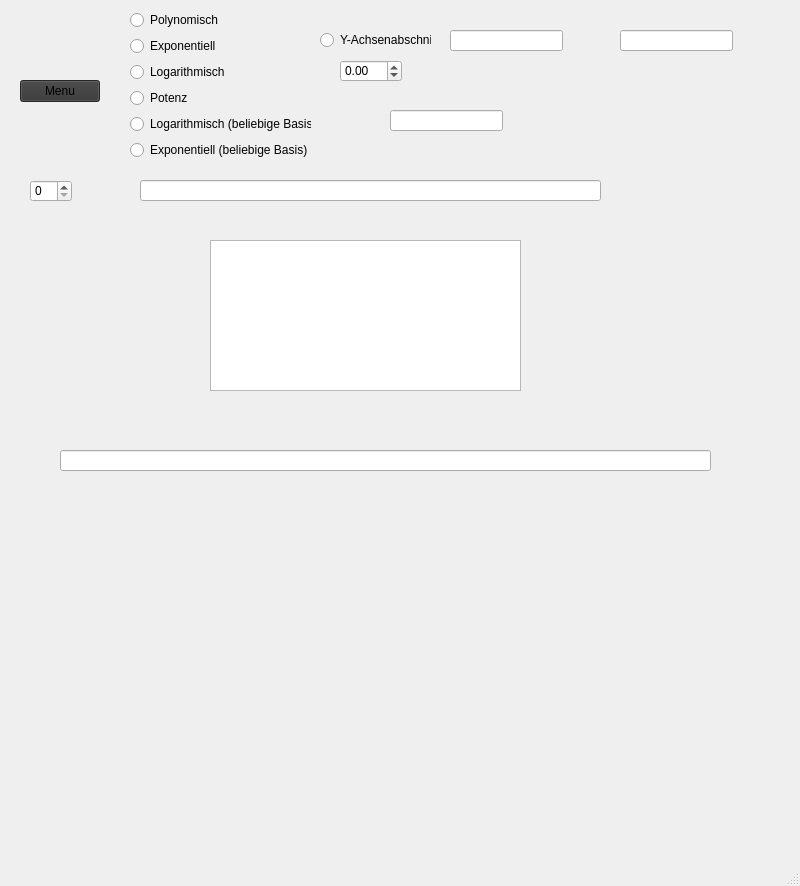
Before: the Qt Designer form regression.ui in FelixMaetzler/Taschenrechner, drawn with Qt 5.
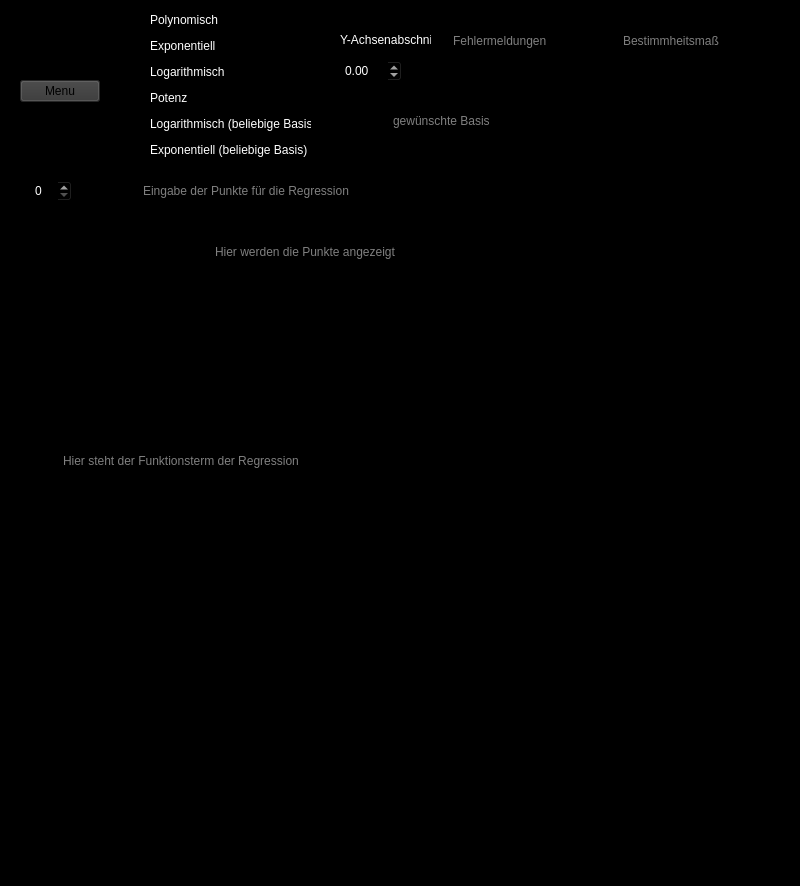
After: the same form once the commit is applied. Custom widgets are drawn as their Qt base class.

Commit message: Regression schön gemacht

The edit to the form file:
```diff
--- a/regression.ui
+++ b/regression.ui
@@ -13,6 +13,9 @@
   <property name="windowTitle">
    <string>MainWindow</string>
   </property>
+  <property name="styleSheet">
+   <string notr="true">background:black</string>
+  </property>
   <widget class="QWidget" name="centralwidget">
    <widget class="QPushButton" name="ButtonMenu">
     <property name="geometry">
@@ -42,6 +45,15 @@
       <height>21</height>
      </rect>
     </property>
+    <property name="toolTip">
+     <string>&lt;html&gt;&lt;head/&gt;&lt;body&gt;&lt;p&gt;&lt;span style=&quot; color:#000000;&quot;&gt;hier werden die Punkte eingegeben.&lt;/span&gt;&lt;/p&gt;&lt;p&gt;&lt;span style=&quot; color:#000000;&quot;&gt;&lt;br/&gt;&lt;/span&gt;&lt;/p&gt;&lt;p&gt;&lt;span style=&quot; color:#000000;&quot;&gt;Diese müssen folgendermaßen eingegeben werden:&lt;/span&gt;&lt;/p&gt;&lt;p&gt;&lt;span style=&quot; color:#000000;&quot;&gt;&lt;br/&gt;&lt;/span&gt;&lt;/p&gt;&lt;p&gt;&lt;span style=&quot; color:#000000;&quot;&gt;x1,y1;x2,y2;x3,y3&lt;/span&gt;&lt;/p&gt;&lt;/body&gt;&lt;/html&gt;</string>
+    </property>
+    <property name="styleSheet">
+     <string notr="true">color:white</string>
+    </property>
+    <property name="placeholderText">
+     <string>Eingabe der Punkte für die Regression</string>
+    </property>
    </widget>
    <widget class="QSpinBox" name="spinBox">
     <property name="geometry">
@@ -52,6 +64,12 @@
       <height>22</height>
      </rect>
     </property>
+    <property name="toolTip">
+     <string>&lt;html&gt;&lt;head/&gt;&lt;body&gt;&lt;p&gt;&lt;span style=&quot; color:#000000;&quot;&gt;Hier wird der Grad des Polynoms eingestellt&lt;/p&gt;&lt;/body&gt;&lt;/html&gt;</string>
+    </property>
+    <property name="styleSheet">
+     <string notr="true">color:white</string>
+    </property>
    </widget>
    <widget class="QLineEdit" name="lineAusgabe">
     <property name="geometry">
@@ -62,6 +80,18 @@
       <height>21</height>
      </rect>
     </property>
+    <property name="toolTip">
+     <string>&lt;html&gt;&lt;head/&gt;&lt;body&gt;&lt;p&gt;&lt;span style=&quot; color:#000000;&quot;&gt;Das ist der Funktionsterm der Regression&lt;/p&gt;&lt;/body&gt;&lt;/html&gt;</string>
+    </property>
+    <property name="whatsThis">
+     <string>&lt;html&gt;&lt;head/&gt;&lt;body&gt;&lt;p&gt;Hier wird die Funktion angezeigt&lt;/p&gt;&lt;/body&gt;&lt;/html&gt;</string>
+    </property>
+    <property name="styleSheet">
+     <string notr="true">color:white</string>
+    </property>
+    <property name="placeholderText">
+     <string>Hier steht der Funktionsterm der Regression</string>
+    </property>
    </widget>
    <widget class="QPlainTextEdit" name="plainPunkte">
     <property name="geometry">
@@ -72,6 +102,15 @@
       <height>151</height>
      </rect>
     </property>
+    <property name="toolTip">
+     <string>&lt;html&gt;&lt;head/&gt;&lt;body&gt;&lt;p&gt;&lt;span style=&quot; color:#000000;&quot;&gt;Hier werden die Punkte angezeigt&lt;/p&gt;&lt;/body&gt;&lt;/html&gt;</string>
+    </property>
+    <property name="styleSheet">
+     <string notr="true">color:white</string>
+    </property>
+    <property name="placeholderText">
+     <string>Hier werden die Punkte angezeigt</string>
+    </property>
    </widget>
    <widget class="QLineEdit" name="lineAnzeige">
     <property name="geometry">
@@ -82,6 +121,15 @@
       <height>21</height>
      </rect>
     </property>
+    <property name="toolTip">
+     <string>&lt;html&gt;&lt;head/&gt;&lt;body&gt;&lt;p&gt;&lt;span style=&quot; color:#000000;&quot;&gt;Hier werden Fehlermeldungen ausgegeben&lt;/p&gt;&lt;/body&gt;&lt;/html&gt;</string>
+    </property>
+    <property name="styleSheet">
+     <string notr="true">color:white</string>
+    </property>
+    <property name="placeholderText">
+     <string>Fehlermeldungen</string>
+    </property>
    </widget>
    <widget class="QLineEdit" name="lineBestimmheitsmass">
     <property name="geometry">
@@ -92,6 +140,15 @@
       <height>21</height>
      </rect>
     </property>
+    <property name="toolTip">
+     <string>&lt;html&gt;&lt;head/&gt;&lt;body&gt;&lt;p&gt;&lt;span style=&quot; color:#000000;&quot;&gt;Hier wird das Bestimmheitsmaß angezeigt. das sagt aus wie gut die Funktion die Punkte trifft&lt;/p&gt;&lt;/body&gt;&lt;/html&gt;</string>
+    </property>
+    <property name="styleSheet">
+     <string notr="true">color:white</string>
+    </property>
+    <property name="placeholderText">
+     <string>Bestimmheitsmaß</string>
+    </property>
    </widget>
    <widget class="QWidget" name="verticalLayoutWidget">
     <property name="geometry">
@@ -105,6 +162,12 @@
     <layout class="QVBoxLayout" name="verticalLayout">
      <item>
       <widget class="QRadioButton" name="radioPolynom">
+       <property name="toolTip">
+        <string>&lt;html&gt;&lt;head/&gt;&lt;body&gt;&lt;p&gt;&lt;span style=&quot; color:#000000;&quot;&gt;Nähert die Punkte mit einem Polynom an. Der Grad des Polynoms kann links der Auswahl eingestellt werden&lt;/p&gt;&lt;/body&gt;&lt;/html&gt;</string>
+       </property>
+       <property name="styleSheet">
+        <string notr="true">color:white</string>
+       </property>
        <property name="text">
         <string>Polynomisch</string>
        </property>
@@ -112,6 +175,12 @@
      </item>
      <item>
       <widget class="QRadioButton" name="radioExponential">
+       <property name="toolTip">
+        <string>&lt;html&gt;&lt;head/&gt;&lt;body&gt;&lt;p&gt;&lt;span style=&quot; color:#000000;&quot;&gt;Nähert eine Exponentialfunktion an.&lt;/span&gt;&lt;/p&gt;&lt;p&gt;&lt;span style=&quot; color:#000000;&quot;&gt;e ist die Eulersche Zahl&lt;/p&gt;&lt;p&gt;&lt;span style=&quot; color:#000000;&quot;&gt;Die Form ist: f(x) = a * e^(bx)&lt;/span&gt;&lt;/p&gt;&lt;/body&gt;&lt;/html&gt;</string>
+       </property>
+       <property name="styleSheet">
+        <string notr="true">color:white</string>
+       </property>
        <property name="text">
         <string>Exponentiell</string>
        </property>
@@ -119,6 +188,12 @@
      </item>
      <item>
       <widget class="QRadioButton" name="radioLogarithmus">
+       <property name="toolTip">
+        <string>&lt;html&gt;&lt;head/&gt;&lt;body&gt;&lt;p&gt;&lt;span style=&quot; color:#000000;&quot;&gt;Nähert eine Logarithmusfunktion an.&lt;/p&gt;&lt;p&lt;span style=&quot; color:#000000;&quot;&gt;&gt;ln ist der natürliche Logarithmus&lt;/p&gt;&lt;p&gt;&lt;br/&gt;&lt;/p&gt;&lt;p&gt;&lt;span style=&quot; color:#000000;&quot;&gt;f(x) = a * ln(x) + b&lt;/p&gt;&lt;/body&gt;&lt;/html&gt;</string>
+       </property>
+       <property name="styleSheet">
+        <string notr="true">color:white</string>
+       </property>
        <property name="text">
         <string>Logarithmisch</string>
        </property>
@@ -126,6 +201,12 @@
      </item>
      <item>
       <widget class="QRadioButton" name="radioPotenz">
+       <property name="toolTip">
+        <string>&lt;html&gt;&lt;head/&gt;&lt;body&gt;&lt;p&gt;&lt;span style=&quot; color:#000000;&quot;&gt;nähert eine Potenzfunktion an.&lt;/p&gt;&lt;p&gt;&lt;br/&gt;&lt;/p&gt;&lt;p&gt;&lt;span style=&quot; color:#000000;&quot;&gt;f(x) = a * x^b&lt;/p&gt;&lt;/body&gt;&lt;/html&gt;</string>
+       </property>
+       <property name="styleSheet">
+        <string notr="true">color:white</string>
+       </property>
        <property name="text">
         <string>Potenz</string>
        </property>
@@ -133,6 +214,12 @@
      </item>
      <item>
       <widget class="QRadioButton" name="radioLn_beliebig">
+       <property name="toolTip">
+        <string>&lt;html&gt;&lt;head/&gt;&lt;body&gt;&lt;p&gt;&lt;span style=&quot; color:#000000;&quot;&gt;nähert eine Logarithmusfunktion an, aber man kann die Basis selber wählen.&lt;/p&gt;&lt;p&gt;&lt;span style=&quot; color:#000000;&quot;&gt;Die Basis muss rechts eingetragen werden.&lt;/p&gt;&lt;p&gt;&lt;br/&gt;&lt;/p&gt;&lt;p&gt;&lt;span style=&quot; color:#000000;&quot;&gt;f(x) = a * log_basis(x) + b&lt;/p&gt;&lt;/body&gt;&lt;/html&gt;</string>
+       </property>
+       <property name="styleSheet">
+        <string notr="true">color:white</string>
+       </property>
        <property name="text">
         <string>Logarithmisch (beliebige Basis)</string>
        </property>
@@ -140,6 +227,12 @@
      </item>
      <item>
       <widget class="QRadioButton" name="radioExp_beliebig">
+       <property name="toolTip">
+        <string>&lt;html&gt;&lt;head/&gt;&lt;body&gt;&lt;p&gt;&lt;span style=&quot; color:#000000;&quot;&gt;nähert eine Exponentialfunktion an, aber man kann die Basis selber wählen.&lt;/span&gt;&lt;/p&gt;&lt;p&gt;&lt;span style=&quot; color:#000000;&quot;&gt;Die Basis muss rechts eingetragen werden.&lt;/span&gt;&lt;/p&gt;&lt;p&gt;&lt;br/&gt;&lt;/p&gt;&lt;p&gt;&lt;span style=&quot; color:#000000;&quot;&gt;f(x) = a * basis^(bx)&lt;/span&gt;&lt;/p&gt;&lt;/body&gt;&lt;/html&gt;</string>
+       </property>
+       <property name="styleSheet">
+        <string notr="true">color:white</string>
+       </property>
        <property name="text">
         <string>Exponentiell (beliebige Basis)</string>
        </property>
@@ -156,6 +249,15 @@
       <height>21</height>
      </rect>
     </property>
+    <property name="toolTip">
+     <string>&lt;html&gt;&lt;head/&gt;&lt;body&gt;&lt;p&gt;&lt;span style=&quot; color:#000000;&quot;&gt;Hier wird die Basis für die Logarithmusfunktion oder für die Exponentialfunktion eingegeben&lt;/p&gt;&lt;/body&gt;&lt;/html&gt;</string>
+    </property>
+    <property name="styleSheet">
+     <string notr="true">color:white</string>
+    </property>
+    <property name="placeholderText">
+     <string>gewünschte Basis</string>
+    </property>
    </widget>
    <widget class="QRadioButton" name="radioYAchsenabschnitt">
     <property name="geometry">
@@ -166,6 +268,12 @@
       <height>20</height>
      </rect>
     </property>
+    <property name="toolTip">
+     <string>&lt;html&gt;&lt;head/&gt;&lt;body&gt;&lt;p&gt;&lt;span style=&quot; color:#000000;&quot;&gt;Damit kann man den Y-Achsenabschnitt auf einen bestimmten Wert zwingen.&lt;/p&gt;&lt;p&gt;&lt;br/&gt;&lt;/p&gt;&lt;p&gt;&lt;span style=&quot; color:#000000;&quot;&gt;Wenn aber ein Punkt mit (0, Y) angegeben wird, dann hab ich keine Ahnung was passiert ;-) &lt;/p&gt;&lt;/body&gt;&lt;/html&gt;</string>
+    </property>
+    <property name="styleSheet">
+     <string notr="true">color:white</string>
+    </property>
     <property name="text">
      <string>Y-Achsenabschnitt</string>
     </property>
@@ -179,6 +287,12 @@
       <height>22</height>
      </rect>
     </property>
+    <property name="toolTip">
+     <string>&lt;html&gt;&lt;head/&gt;&lt;body&gt;&lt;p&gt;&lt;span style=&quot; color:#000000;&quot;&gt;Hier wird der gewünschte Y-Achsenabschnitt eingegeben&lt;/p&gt;&lt;/body&gt;&lt;/html&gt;</string>
+    </property>
+    <property name="styleSheet">
+     <string notr="true">color:white</string>
+    </property>
     <property name="minimum">
      <double>-10000000000000000524381184475062837195473800154429724610566137243318061834753718863820956830887857615988724636416932177829345401680187244151732297960592357271816907060120777654272.000000000000000</double>
     </property>
@@ -195,6 +309,12 @@
       <height>301</height>
      </rect>
     </property>
+    <property name="toolTip">
+     <string>&lt;html&gt;&lt;head/&gt;&lt;body&gt;&lt;p&gt;&lt;span style=&quot; color:#000000;&quot;&gt;Das ist der Graph der Funktion mit den Punkten.&lt;/p&gt;&lt;p&gt;&lt;br/&gt;&lt;/p&gt;&lt;p&gt;&lt;span style=&quot; color:#000000;&quot;&gt;Mit Mausrad kann man zoomen und mit drag kann man verschieben&lt;/p&gt;&lt;/body&gt;&lt;/html&gt;</string>
+    </property>
+    <property name="styleSheet">
+     <string notr="true"/>
+    </property>
    </widget>
   </widget>
   <widget class="QMenuBar" name="menubar">
```
Left out of the diff: 2 changed lines with no effect on the pictures. The commit also changes 2 other files.
